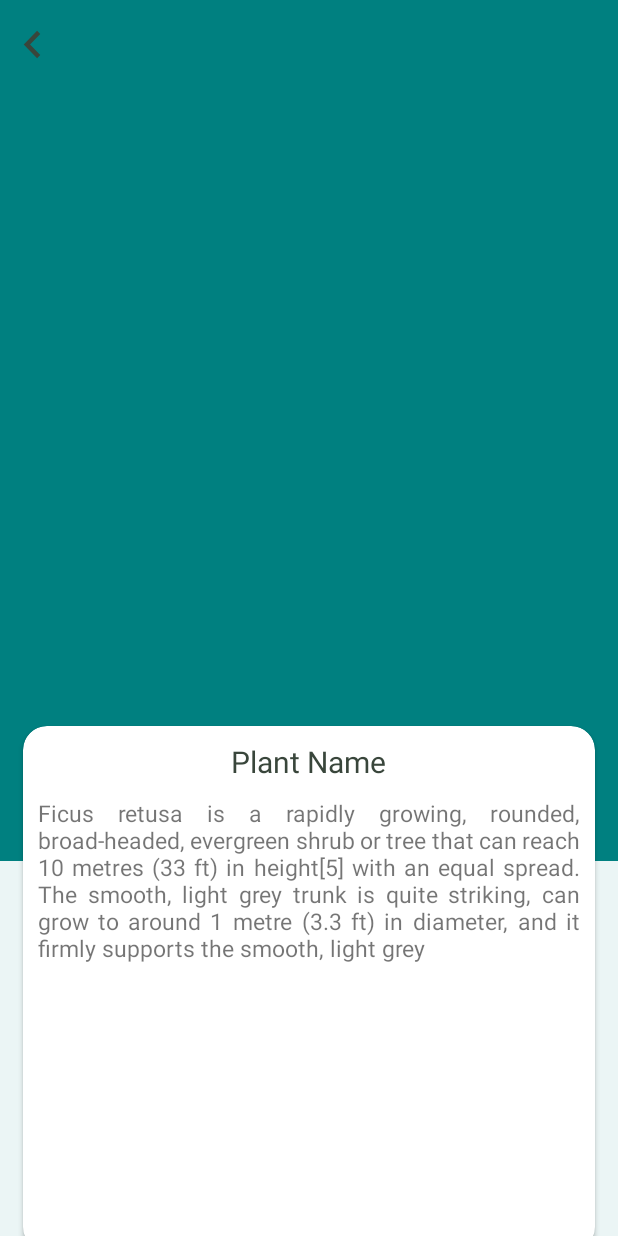
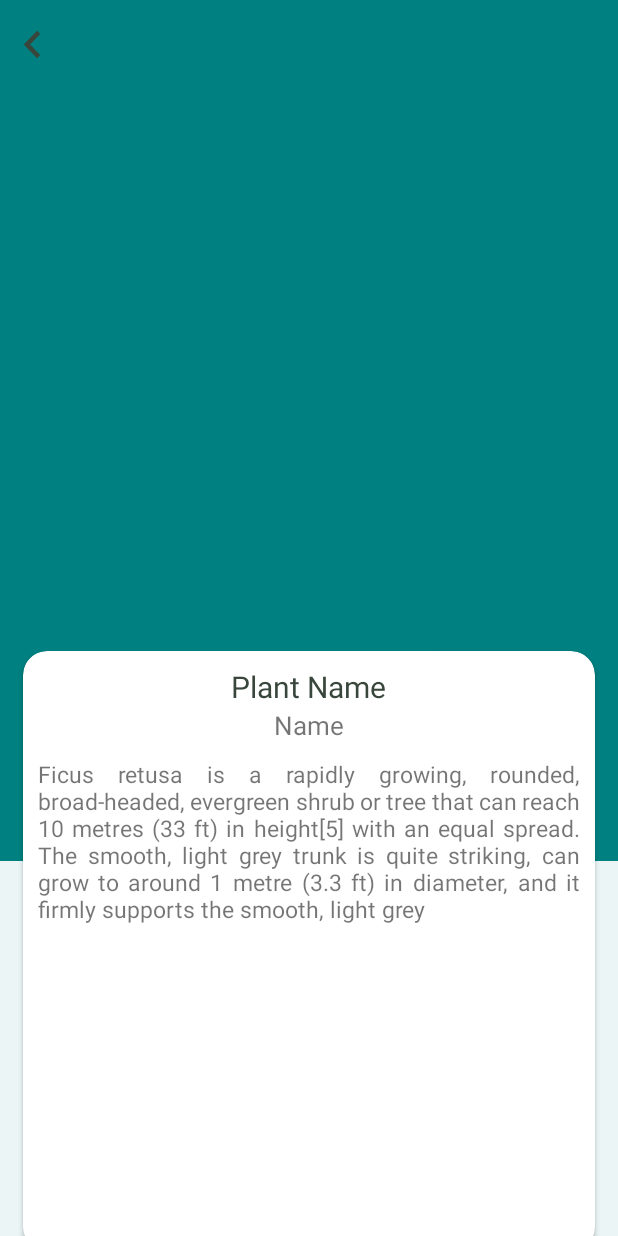
Before and after one commit to chekeAditya/Plantr, an Android app: the PlantDetailsActivity screen opened directly, with no data from a screen before it, on a phone screen of 412 x 824 dp. Run offline under Robolectric (Android 15) with nearby library versions, the phone set to English and light mode, and no system bars; our stand-ins replace data binding; 1 statement that could not run was skipped.

Commit message:
image_details

```diff
--- a/app/src/main/res/layout/activity_plant_details.xml
+++ b/app/src/main/res/layout/activity_plant_details.xml
@@ -27,11 +27,11 @@
 
         <com.google.android.material.card.MaterialCardView
             android:layout_width="match_parent"
-            android:layout_height="350dp"
+            android:layout_height="400dp"
             android:layout_alignParentBottom="true"
             android:layout_marginHorizontal="15dp"
             android:layout_marginBottom="-10dp"
-            android:elevation="5dp"
+            android:elevation="10dp"
             app:cardCornerRadius="16dp">
 
             <LinearLayout
@@ -50,6 +50,14 @@
                     android:textSize="20sp" />
 
                 <TextView
+                    android:id="@+id/tvDetailsPlantSFName"
+                    android:layout_width="wrap_content"
+                    android:layout_height="wrap_content"
+                    android:layout_gravity="center_horizontal"
+                    android:text="Name"
+                    android:textSize="17sp" />
+
+                <TextView
                     android:id="@+id/tvPlantDetails"
                     android:layout_width="match_parent"
                     android:layout_height="match_parent"
```
Also changed, not shown: app/src/main/res/layout/item_swap_layout.xml (+8 -5 lines).
